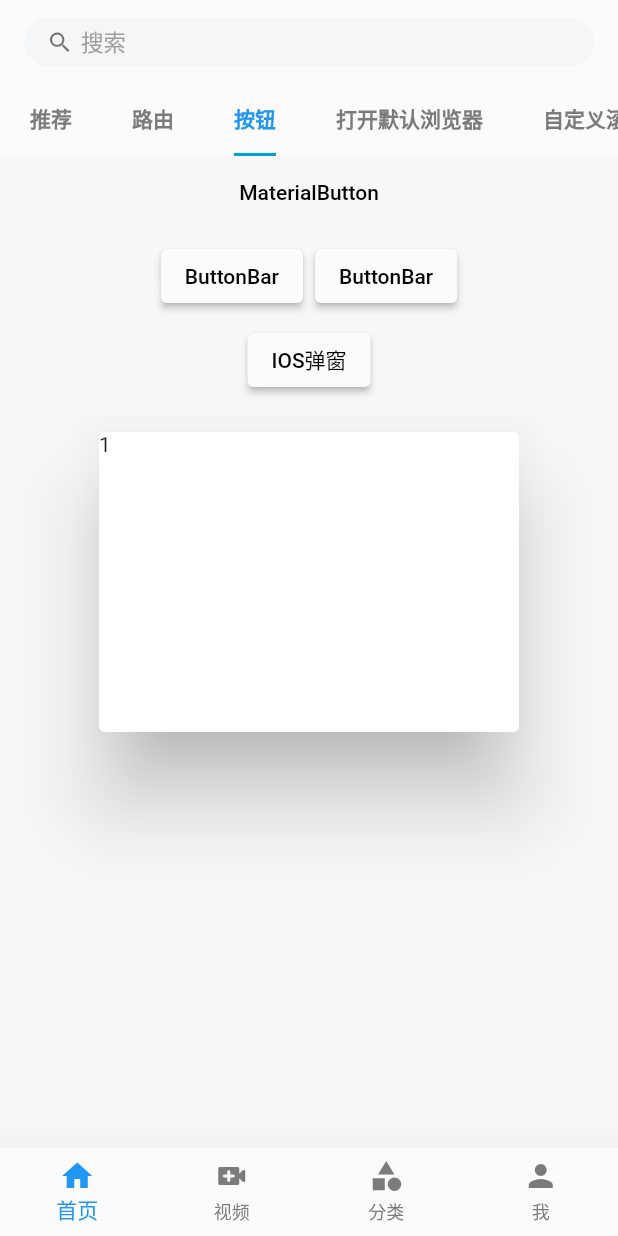
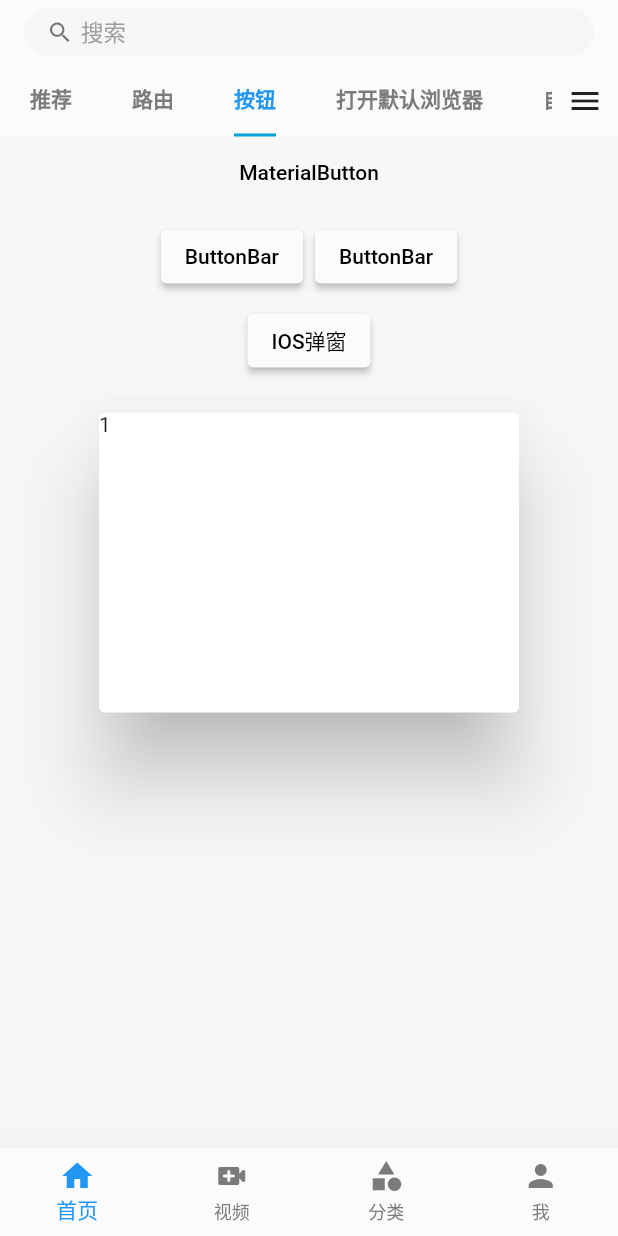
Before and after one commit to miniocean404-flutter/Flutter-Live, a Flutter app: the screen it shows after launch, tab 3 chosen, on a phone screen of 412 x 824 dp. Run offline on Flutter 3.47's test engine with Material 2 defaults, Android fonts, the phone set to English and light mode, and no system bars; our stand-ins replace cached_network_image, dio, fluro, flutter_easyrefresh, flutter_screenutil, fluttertoast and 5 more; missing offline and left inert: fijkplayer; network calls fail; statements that could not run were skipped.

Commit message:
我的页面

```diff
--- a/lib/views/home/home.dart
+++ b/lib/views/home/home.dart
@@ -30,32 +30,45 @@ class HomeAppbar {
       centerTitle: true,
       elevation: 0,
       // brightness: Brightness.light,
-      bottom: TabBar(
+      bottom: PreferredSize(
+        preferredSize: Size.fromHeight(35),
+        child: Row(
+          children: [
+            Expanded(
+              flex: 1,
+              child: TabBar(
                 isScrollable: true, // 横向滚动
-
                 tabs: [
                   Tab(
-            child: Text('推荐'),
+                    text: '推荐',
                   ),
                   Tab(
-            child: Text('路由'),
+                    text: '路由',
                   ),
                   Tab(
-            child: Text('按钮'),
+                    text: '按钮',
                   ),
                   Tab(
-            child: Text('打开默认浏览器'),
+                    text: '打开默认浏览器',
                   ),
                   Tab(
-            child: Text('自定义滚动条'),
+                    text: '自定义滚动条',
                   ),
                   Tab(
-            child: Text('界面'),
+                    text: '界面',
                   ),
                   Tab(
-            child: Text('界面好看'),
+                    text: '界面好看',
                   ),
                 ],
+              ),
+            ),
+            Padding(
+              padding: EdgeInsets.symmetric(horizontal: 10),
+              child: Icon(Icons.menu),
+            )
+          ],
+        ),
       ),
     );
   }
```
Also changed, not shown: lib/components/common/dynamic-top-image.dart (added, +140 -0 lines), lib/views/home/mine.dart (+35 -85 lines). Lines whose indentation alone changed are shown as unchanged.
